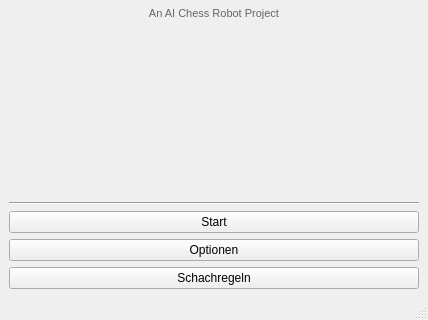
Old version of the form chesster/gui/res/window.ui in the repository AKJ7/chesster; both pictures show x 0 to 428 and y 285 to 605 of the 428 by 605 pixel window.
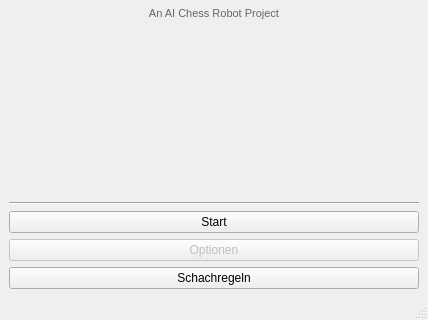
New version of the form.

Commit message: disabled options button due to lack of options

```diff
--- a/chesster/gui/res/window.ui
+++ b/chesster/gui/res/window.ui
@@ -47,6 +47,9 @@
     </item>
     <item>
      <widget class="QPushButton" name="pushButton_2">
+      <property name="enabled">
+       <bool>false</bool>
+      </property>
       <property name="cursor">
        <cursorShape>PointingHandCursor</cursorShape>
       </property>
```
Left out of the diff: 2 changed lines with no effect on the pictures.
